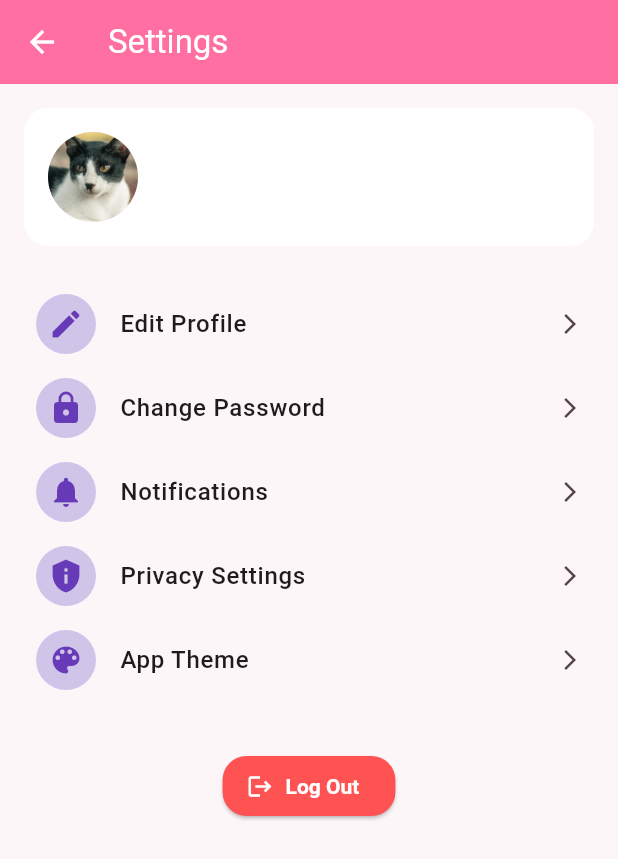
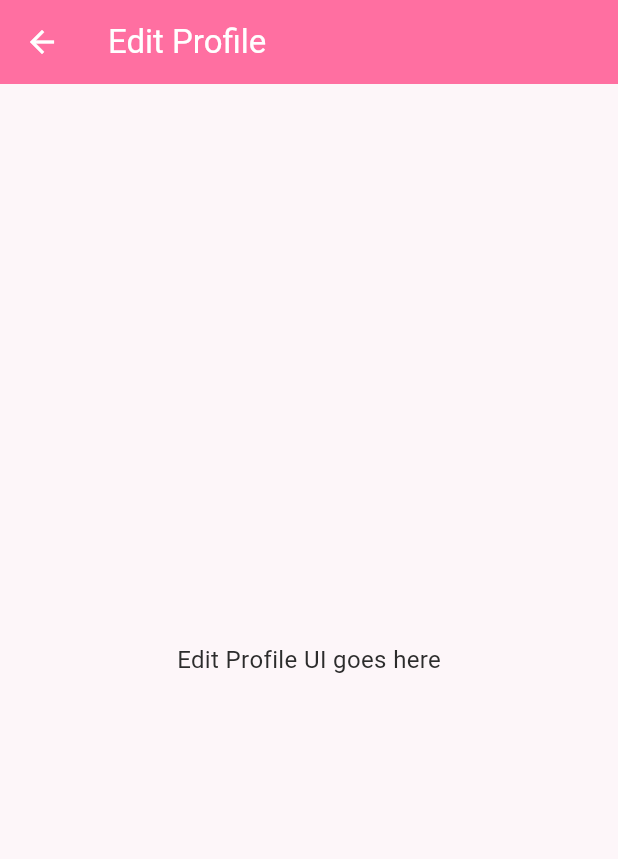
Before and after one commit to sadman2762/CampusConnect, a Flutter app: the SettingsScreen screen opened by its route, after a tap on "Edit Profile", on a phone screen of 412 x 824 dp. Shown: the top 859 px of the screen. Run offline on Flutter 3.47's test engine with Material 3 defaults, Android fonts, the phone set to English and light mode, and no system bars; our stand-ins replace cloud_firestore, cloud_functions, file_picker, firebase_auth, firebase_core, firebase_storage and 3 more; accounts and stored records are empty; Roboto replaces fonts that are missing (Poppins); statements that could not run were skipped.

Commit message:
Define  and wire up named routing in

```diff
--- a/lib/screens/courses/course_detail_screen.dart
+++ b/lib/screens/courses/course_detail_screen.dart
@@ -4,6 +4,7 @@ import 'package:flutter/material.dart';
 import 'package:image_picker/image_picker.dart';
 
 class CourseDetailScreen extends StatefulWidget {
+  static const routeName = '/course-detail';
   final String courseTitle;
 
   const CourseDetailScreen({
--- /dev/null
+++ b/lib/screens/settings/edit_profile_screen.dart
@@ -0,0 +1,14 @@
+import 'package:flutter/material.dart';
+
+class EditProfileScreen extends StatelessWidget {
+  static const routeName = '/settings/edit-profile';
+  const EditProfileScreen({Key? key}) : super(key: key);
+
+  @override
+  Widget build(BuildContext context) {
+    return Scaffold(
+      appBar: AppBar(title: const Text('Edit Profile')),
+      body: const Center(child: Text('Edit Profile UI goes here')),
+    );
+  }
+}
--- a/lib/screens/settings/settings_screen.dart
+++ b/lib/screens/settings/settings_screen.dart
@@ -1,5 +1,11 @@
 import 'package:flutter/material.dart';
 import 'package:firebase_auth/firebase_auth.dart';
+
+import 'edit_profile_screen.dart';
+import 'change_password_screen.dart';
+import 'notifications_settings_screen.dart';
+import 'privacy_settings_screen.dart';
+import 'theme_settings_screen.dart';
 
 class SettingsScreen extends StatelessWidget {
   static const routeName = '/settings';
@@ -10,7 +16,7 @@ class SettingsScreen extends StatelessWidget {
     final user = FirebaseAuth.instance.currentUser;
     final name = user?.displayName ?? 'sadman';
     final email = user?.email ?? 'sadman@maillbox.unid.com';
-    final photoUrl = user?.photoURL;
+    final photo = user?.photoURL;
 
     return Scaffold(
       appBar: AppBar(
@@ -32,8 +38,8 @@ class SettingsScreen extends StatelessWidget {
                 children: [
                   CircleAvatar(
                     radius: 30,
-                    backgroundImage: photoUrl != null
-                        ? NetworkImage(photoUrl)
+                    backgroundImage: photo != null
+                        ? NetworkImage(photo)
                         : const AssetImage('assets/images/user.jpg')
                             as ImageProvider,
                   ),
@@ -55,43 +61,39 @@ class SettingsScreen extends StatelessWidget {
                 ],
               ),
             ),
+
             const SizedBox(height: 24),
 
             // Settings Options
             SettingsTile(
               icon: Icons.edit,
               title: 'Edit Profile',
-              onTap: () {
-                // TODO: Navigate to Edit Profile screen
-              },
+              onTap: () =>
+                  Navigator.pushNamed(context, EditProfileScreen.routeName),
             ),
             SettingsTile(
               icon: Icons.lock,
               title: 'Change Password',
-              onTap: () {
-                // TODO: Implement password reset
-              },
+              onTap: () =>
+                  Navigator.pushNamed(context, ChangePasswordScreen.routeName),
             ),
             SettingsTile(
               icon: Icons.notifications,
               title: 'Notifications',
-              onTap: () {
-                // TODO: Show notification settings
-              },
+              onTap: () => Navigator.pushNamed(
+                  context, NotificationsSettingsScreen.routeName),
             ),
             SettingsTile(
               icon: Icons.privacy_tip,
               title: 'Privacy Settings',
-              onTap: () {
-                // TODO: Navigate to privacy settings
-              },
+              onTap: () =>
+                  Navigator.pushNamed(context, PrivacySettingsScreen.routeName),
             ),
             SettingsTile(
               icon: Icons.color_lens,
               title: 'App Theme',
-              onTap: () {
-                // TODO: Theme toggle or selector
-              },
+              onTap: () =>
+                  Navigator.pushNamed(context, ThemeSettingsScreen.routeName),
             ),
 
             const SizedBox(height: 32),
@@ -101,7 +103,7 @@ class SettingsScreen extends StatelessWidget {
               onPressed: () async {
                 await FirebaseAuth.instance.signOut();
                 if (context.mounted) {
-                  Navigator.of(context).popUntil((route) => route.isFirst);
+                  Navigator.of(context).popUntil((r) => r.isFirst);
                 }
               },
               icon: const Icon(Icons.logout),
@@ -142,7 +144,10 @@ class SettingsTile extends StatelessWidget {
         ),
         child: Icon(icon, color: Colors.deepPurple),
       ),
-      title: Text(title, style: const TextStyle(fontWeight: FontWeight.w500)),
+      title: Text(
+        title,
+        style: const TextStyle(fontWeight: FontWeight.w500),
+      ),
       trailing: const Icon(Icons.arrow_forward_ios, size: 16),
       onTap: onTap,
     );
```
Also changed, not shown: lib/main.dart (+88 -32 lines), lib/screens/settings/change_password_screen.dart (added, +14 -0 lines), lib/screens/settings/notifications_settings_screen.dart (added, +14 -0 lines), lib/screens/settings/privacy_settings_screen.dart (added, +14 -0 lines), lib/screens/settings/theme_settings_screen.dart (added, +14 -0 lines).
